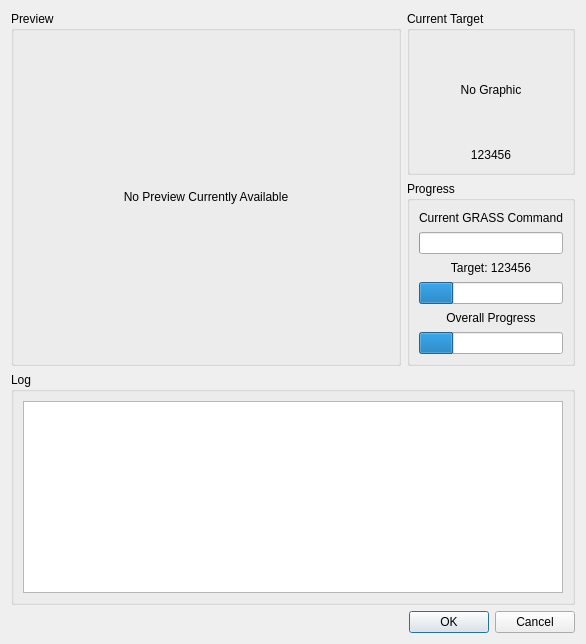
Above: src/ui/lagrassprocessbase.ui from arkygeek/landuseanalyst before the change. Below: the same form after it.
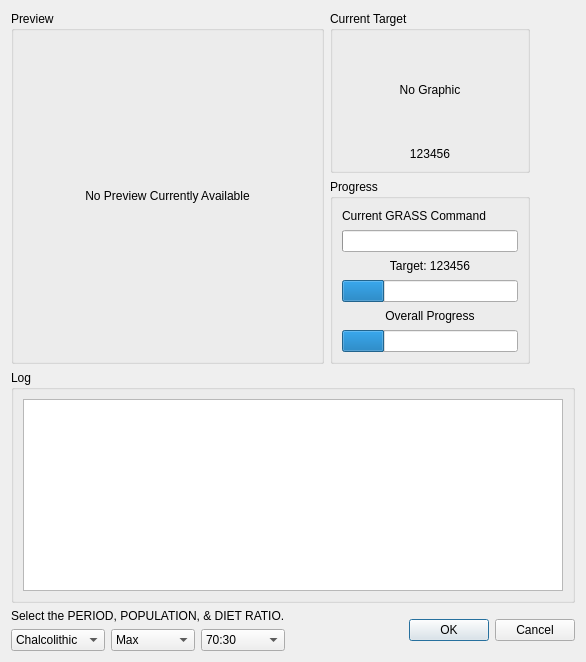
That is the form after the change. Icons and pictures are not drawn.

Commit message: added 3 combo boxes to lagrassprocess form so that user can put period, diet ratio and population min or max into filename of resulting rasters.  messy, but works for now.

Diff of the .ui file:
```diff
--- a/src/ui/lagrassprocessbase.ui
+++ b/src/ui/lagrassprocessbase.ui
@@ -6,7 +6,7 @@
     <x>0</x>
     <y>0</y>
     <width>586</width>
-    <height>644</height>
+    <height>662</height>
    </rect>
   </property>
   <property name="minimumSize" >
@@ -22,7 +22,7 @@
    <iconset resource="../resources/resources.qrc" >:/la_icon_small.png</iconset>
   </property>
   <layout class="QGridLayout" >
-   <item rowspan="2" row="0" column="0" >
+   <item rowspan="2" row="0" column="0" colspan="2" >
     <widget class="QGroupBox" name="grpPreview" >
      <property name="sizePolicy" >
       <sizepolicy vsizetype="Expanding" hsizetype="Expanding" >
@@ -53,7 +53,7 @@
      </layout>
     </widget>
    </item>
-   <item row="0" column="1" >
+   <item row="0" column="2" colspan="2" >
     <widget class="QGroupBox" name="grpCurrentTarget" >
      <property name="sizePolicy" >
       <sizepolicy vsizetype="Preferred" hsizetype="Fixed" >
@@ -112,7 +112,7 @@
      </layout>
     </widget>
    </item>
-   <item row="1" column="1" >
+   <item row="1" column="2" colspan="2" >
     <widget class="QGroupBox" name="grpProgress" >
      <property name="sizePolicy" >
       <sizepolicy vsizetype="Preferred" hsizetype="Fixed" >
@@ -277,7 +277,7 @@
      </layout>
     </widget>
    </item>
-   <item row="2" column="0" colspan="2" >
+   <item row="2" column="0" colspan="4" >
     <widget class="QGroupBox" name="groupBox_2" >
      <property name="sizePolicy" >
       <sizepolicy vsizetype="Minimum" hsizetype="Expanding" >
@@ -311,19 +311,82 @@
     </widget>
    </item>
    <item row="3" column="0" >
+    <layout class="QGridLayout" >
+     <item row="0" column="0" colspan="3" >
+      <widget class="QLabel" name="label_2" >
+       <property name="text" >
+        <string>Select the PERIOD, POPULATION, &amp; DIET RATIO.</string>
+       </property>
+      </widget>
+     </item>
+     <item row="1" column="0" >
+      <widget class="QComboBox" name="cbPeriod" >
+       <item>
+        <property name="text" >
+         <string>Chalcolithic</string>
+        </property>
+       </item>
+       <item>
+        <property name="text" >
+         <string>EEB1</string>
+        </property>
+       </item>
+       <item>
+        <property name="text" >
+         <string>LEB1</string>
+        </property>
+       </item>
+      </widget>
+     </item>
+     <item row="1" column="1" >
+      <widget class="QComboBox" name="cbPopulation" >
+       <item>
+        <property name="text" >
+         <string>Max</string>
+        </property>
+       </item>
+       <item>
+        <property name="text" >
+         <string>Min</string>
+        </property>
+       </item>
+      </widget>
+     </item>
+     <item row="1" column="2" >
+      <widget class="QComboBox" name="cbDietRatio" >
+       <item>
+        <property name="text" >
+         <string>70:30</string>
+        </property>
+       </item>
+       <item>
+        <property name="text" >
+         <string>80:20</string>
+        </property>
+       </item>
+       <item>
+        <property name="text" >
+         <string>90:10</string>
+        </property>
+       </item>
+      </widget>
+     </item>
+    </layout>
+   </item>
+   <item row="3" column="1" colspan="2" >
     <spacer>
      <property name="orientation" >
       <enum>Qt::Horizontal</enum>
      </property>
      <property name="sizeHint" >
       <size>
-       <width>401</width>
-       <height>20</height>
+       <width>71</width>
+       <height>30</height>
       </size>
      </property>
     </spacer>
    </item>
-   <item row="3" column="1" >
+   <item row="3" column="3" >
     <widget class="QDialogButtonBox" name="buttonBox" >
      <property name="standardButtons" >
       <set>QDialogButtonBox::Cancel|QDialogButtonBox::NoButton|QDialogButtonBox::Ok</set>
```
The commit also changes 2 other files.
